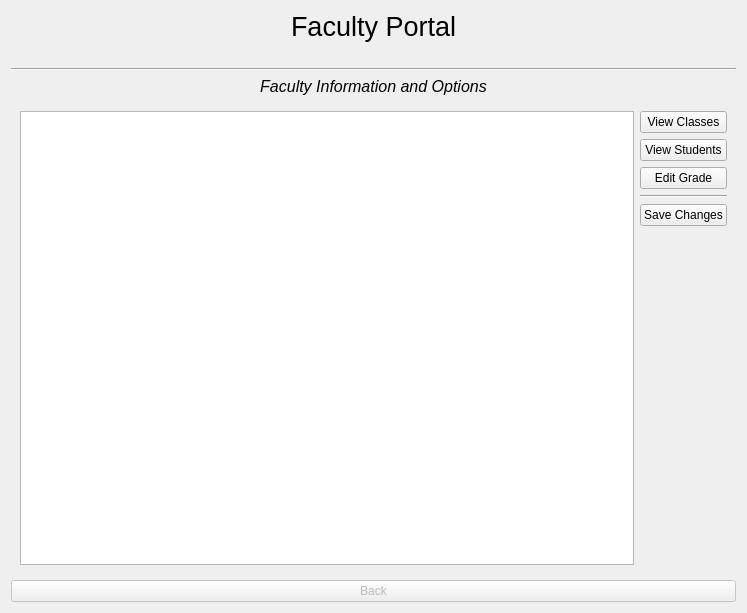
Before: the Qt Designer form Form Files/facultyView.ui in alixabahena/SIMS, drawn with Qt 5.
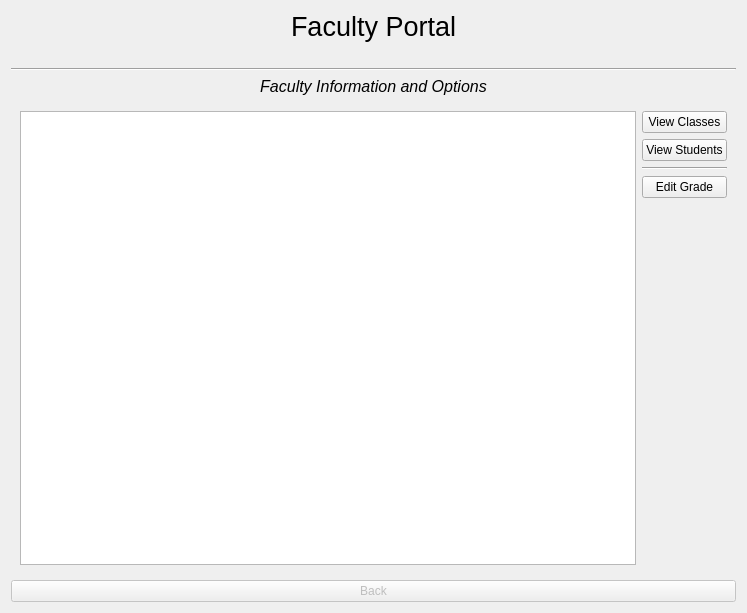
After: the same form once the commit is applied.

Commit message: added grade dialog

What changed in the file:
```diff
--- a/Form Files/facultyView.ui
+++ b/Form Files/facultyView.ui
@@ -288,24 +288,20 @@
         <layout class="QVBoxLayout" name="verticalLayout_10">
          <item>
           <layout class="QGridLayout" name="gridLayout_2">
-           <item row="2" column="1">
+           <item row="3" column="1">
             <widget class="QPushButton" name="editGradeButton">
              <property name="text">
               <string>Edit Grade</string>
              </property>
             </widget>
            </item>
-           <item row="4" column="1">
-            <widget class="QPushButton" name="saveChangesButton">
-             <property name="text">
-              <string>Save Changes</string>
-             </property>
-            </widget>
+           <item row="0" column="0" rowspan="5">
+            <widget class="QTableView" name="manageClassesView"/>
            </item>
-           <item row="3" column="1">
-            <widget class="Line" name="line_5">
-             <property name="orientation">
-              <enum>Qt::Horizontal</enum>
+           <item row="0" column="1">
+            <widget class="QPushButton" name="viewCurrentClassesButton">
+             <property name="text">
+              <string>View Classes</string>
              </property>
             </widget>
            </item>
@@ -322,16 +318,13 @@
              </property>
             </widget>
            </item>
-           <item row="0" column="1">
-            <widget class="QPushButton" name="viewCurrentClassesButton">
-             <property name="text">
-              <string>View Classes</string>
+           <item row="2" column="1">
+            <widget class="Line" name="line_5">
+             <property name="orientation">
+              <enum>Qt::Horizontal</enum>
              </property>
             </widget>
            </item>
-           <item row="0" column="0" rowspan="6">
-            <widget class="QTableView" name="manageClassesView"/>
-           </item>
           </layout>
          </item>
         </layout>
```
The commit also changes 4 other files.
